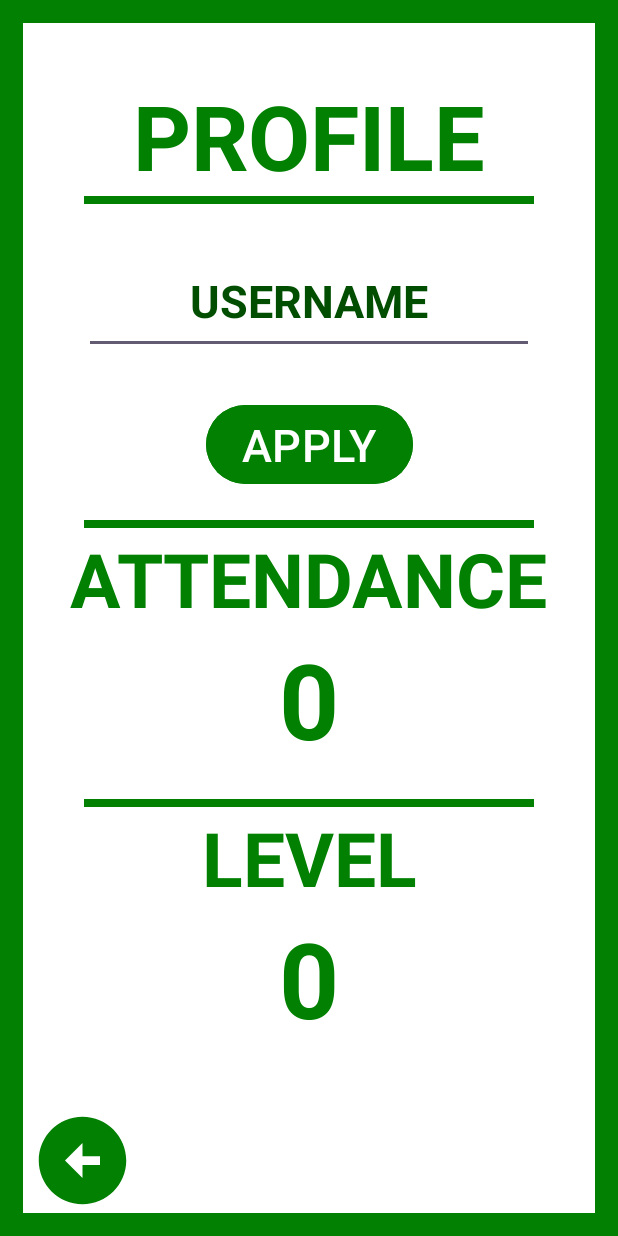
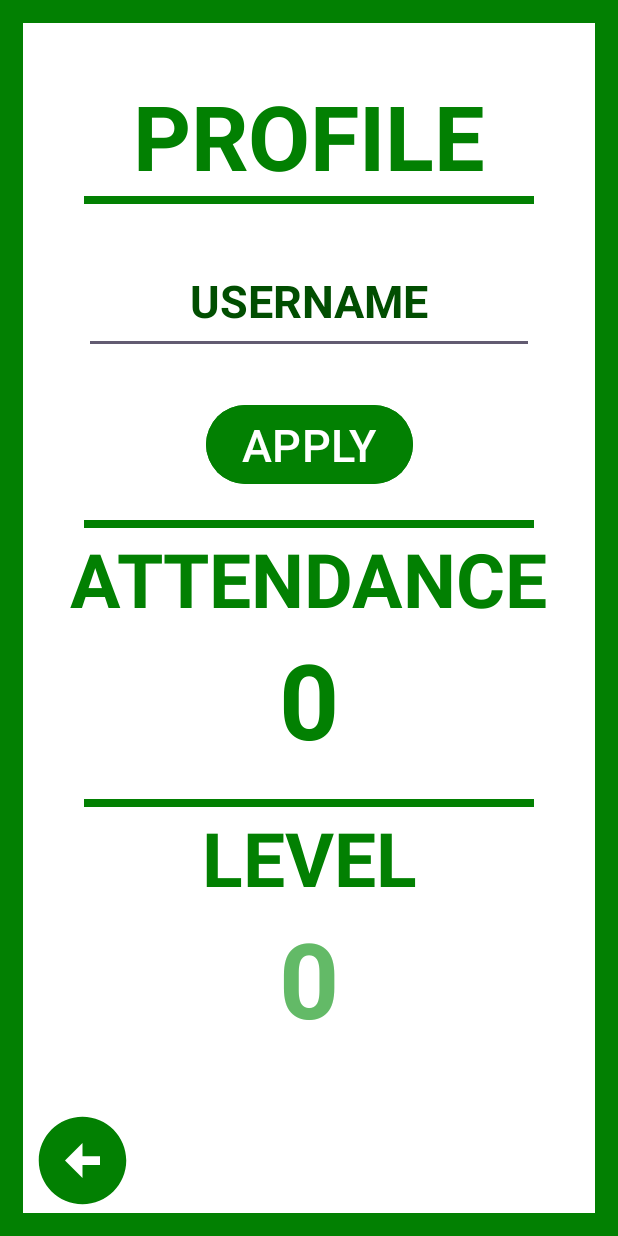
Before and after one commit to jvpts11/Trabalho-mobile-CJT, an Android app: the ProfileActivity screen opened directly, with no data from a screen before it, on a phone screen of 412 x 824 dp. Run offline under Robolectric (Android 15) with nearby library versions, the phone set to English and light mode, and no system bars; our stand-ins replace Firebase (no records; nobody signed in at launch, a user with empty details on screens opened directly); 5 statements that could not run were skipped.

Commit message:
Profile Activity sincronizada com a conta logada

```diff
--- a/app/src/main/java/trabalho/mobile/cjt/ProfileActivity.kt
+++ b/app/src/main/java/trabalho/mobile/cjt/ProfileActivity.kt
@@ -1,11 +1,81 @@
 package trabalho.mobile.cjt
 
+import android.content.Intent
 import androidx.appcompat.app.AppCompatActivity
 import android.os.Bundle
+import androidx.core.content.ContextCompat
+import com.google.api.Context
+import com.google.firebase.auth.FirebaseAuth
+import com.google.firebase.database.DataSnapshot
+import com.google.firebase.database.DatabaseError
+import com.google.firebase.database.DatabaseReference
+import com.google.firebase.database.FirebaseDatabase
+import com.google.firebase.database.ValueEventListener
+import trabalho.mobile.cjt.databinding.ActivityProfileBinding
 
 class ProfileActivity : AppCompatActivity() {
+
+    lateinit var auth : FirebaseAuth
+    lateinit var uid : String
+    lateinit var dbRef : DatabaseReference
+    lateinit var user : User
+
+    lateinit var binding : ActivityProfileBinding
+
     override fun onCreate(savedInstanceState: Bundle?) {
         super.onCreate(savedInstanceState)
-        setContentView(R.layout.activity_profile)
+        binding = ActivityProfileBinding.inflate(layoutInflater)
+        setContentView(binding.root)
+
+        auth = FirebaseAuth.getInstance()
+        uid = auth.currentUser?.uid.toString()
+        dbRef = FirebaseDatabase.getInstance().getReference("Users")
+        if (uid.isNotEmpty()){
+            getUserData()
+        }
+
+        binding.goBackBtn.setOnClickListener{
+            startActivity(Intent(this@ProfileActivity,MainActivity::class.java))
+            finish()
+        }
+    }
+
+    private fun getUserData() {
+        dbRef.child(uid).addValueEventListener(object : ValueEventListener {
+            override fun onDataChange(snapshot: DataSnapshot) {
+                user = snapshot.getValue(User::class.java)!!
+                binding.userNameEditText.setText(user.name)
+                binding.attendanceNumber.setText(user.attendance.toString())
+
+                val atd : Int = user.attendance
+                val color : Int
+
+                if (atd < 4) {
+                    color = ContextCompat.getColor(applicationContext, R.color.lv1color)
+                }
+                else if (atd in 5..8){
+                    color = ContextCompat.getColor(applicationContext, R.color.lv2color)
+                }
+                else if (atd in 10..14){
+                    color = ContextCompat.getColor(applicationContext, R.color.lv3color)
+                }
+                else if (atd in 16..21){
+                    color = ContextCompat.getColor(applicationContext, R.color.lv4color)
+                }
+                else if (atd >= 22){
+                    color = ContextCompat.getColor(applicationContext, R.color.lv5color)
+                }
+                else{
+                    color = 0
+                }
+
+                binding.levelNumber.setTextColor(color)
+            }
+
+            override fun onCancelled(error: DatabaseError) {
+
+            }
+
+        })
     }
 }
--- a/app/src/main/res/layout/activity_profile.xml
+++ b/app/src/main/res/layout/activity_profile.xml
@@ -139,6 +139,7 @@
         android:id="@+id/levelNumber"/>
 
     <ImageButton
+        android:id="@+id/go_back_btn"
         android:layout_width="70dp"
         android:layout_height="70dp"
         app:layout_constraintBottom_toBottomOf="parent"
```
Also changed, not shown: app/src/main/java/trabalho/mobile/cjt/LoginActivity.kt (+2 -5 lines), app/src/main/java/trabalho/mobile/cjt/fragments/NewsFragment.kt (+35 -0 lines).
